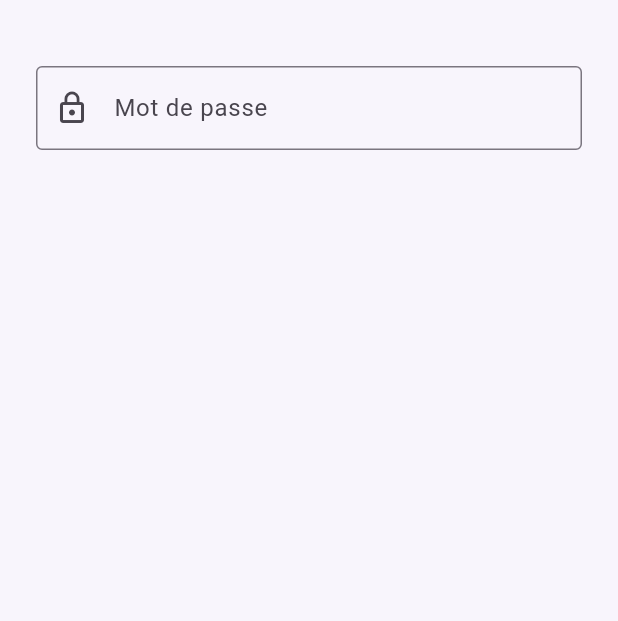
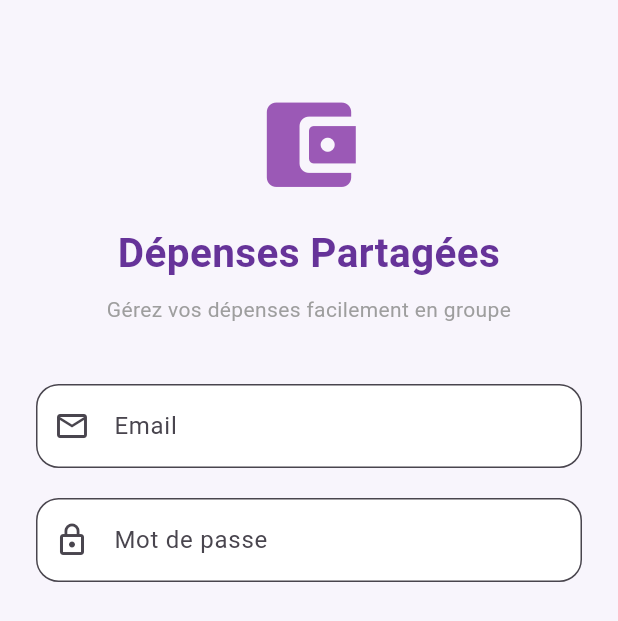
Before and after one commit to azzaalouane42-jpg/depenses_partagees, a Flutter app: the screen it shows after launch, on a phone screen of 412 x 824 dp. Shown: the top 621 px of the screen. Run offline on Flutter 3.47's test engine with Material 3 defaults, Android fonts, the phone set to English and light mode, and no system bars.

Commit message:
Improve login screen design

```diff
--- a/lib/screens/login_screen.dart
+++ b/lib/screens/login_screen.dart
@@ -25,13 +25,50 @@ class _LoginScreenState extends State<LoginScreen>{
       child: Form(key: _formKey,
           child: Padding(padding: const EdgeInsets.all(24),
           child:SingleChildScrollView(child: Column(
-            children: [const SizedBox(height: 20),
-            TextFormField(controller: passwordController,
+            children: [const SizedBox(height: 35),
+            const Icon(Icons.account_balance_wallet_rounded,
+            size: 75,
+              color: Color(0xFF9B59B6),
+            ),
+            const SizedBox(height: 15),
+            const Text('Dépenses Partagées',
+            textAlign: TextAlign.center,
+              style: TextStyle(fontSize: 27,
+              fontWeight: FontWeight.bold,
+                color: Color(0xFF663399),
+              ),
+            ),
+            const SizedBox(height: 8),
+            const Text('Gérez vos dépenses facilement en groupe',
+            textAlign: TextAlign.center,
+              style: TextStyle(fontSize: 14,color: Colors.grey,),
+            ),
+            const SizedBox(height: 40),
+
+            //Email
+              TextFormField(
+                controller: emailController,
+                keyboardType: TextInputType.emailAddress,
+                decoration: InputDecoration(labelText: 'Email',
+                prefixIcon: const Icon(Icons.email_outlined),
+                  filled: true,
+                  fillColor: Colors.white,
+                  border:OutlineInputBorder(
+                    borderRadius: BorderRadius.circular(15),
+                  ),
+                ),
+              ),
+              const SizedBox(height: 20),
+              //mot de passe
+            TextFormField(
+              controller: passwordController,
             obscureText: true,
-              decoration: const InputDecoration(
+              decoration: InputDecoration(
                 labelText: 'Mot de passe',
-                prefixIcon: Icon(Icons.lock_outline),
-                border: OutlineInputBorder(),
+                prefixIcon: const Icon(Icons.lock_outline),
+                filled: true,
+                fillColor: Colors.white,
+                border: OutlineInputBorder(borderRadius: BorderRadius.circular(15),),
               ),
             ),
             ],
```
